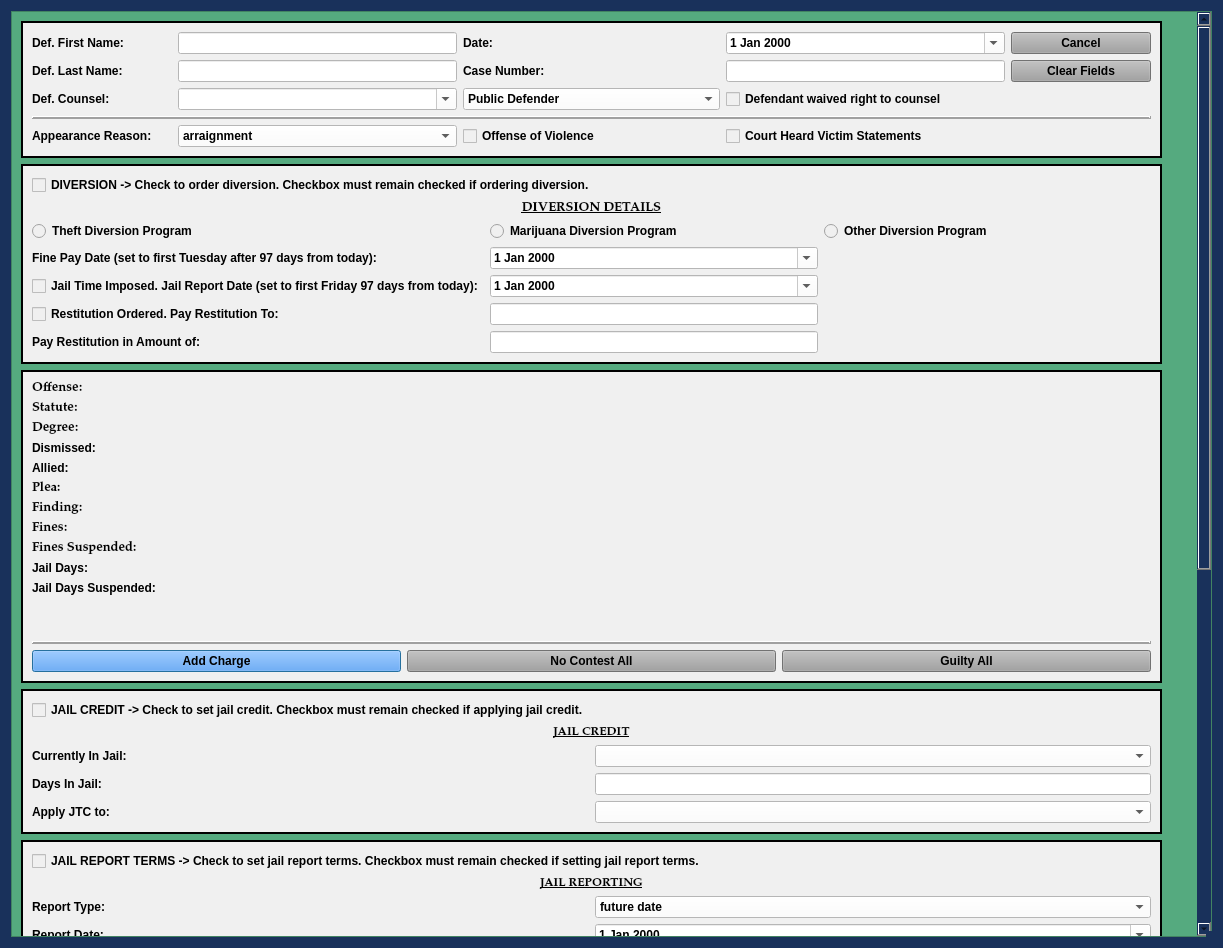
Above: munientry/views/ui/JailCCPleaDialog.ui from HunterProgram22/MuniEntry before the change. Below: the same form after it.
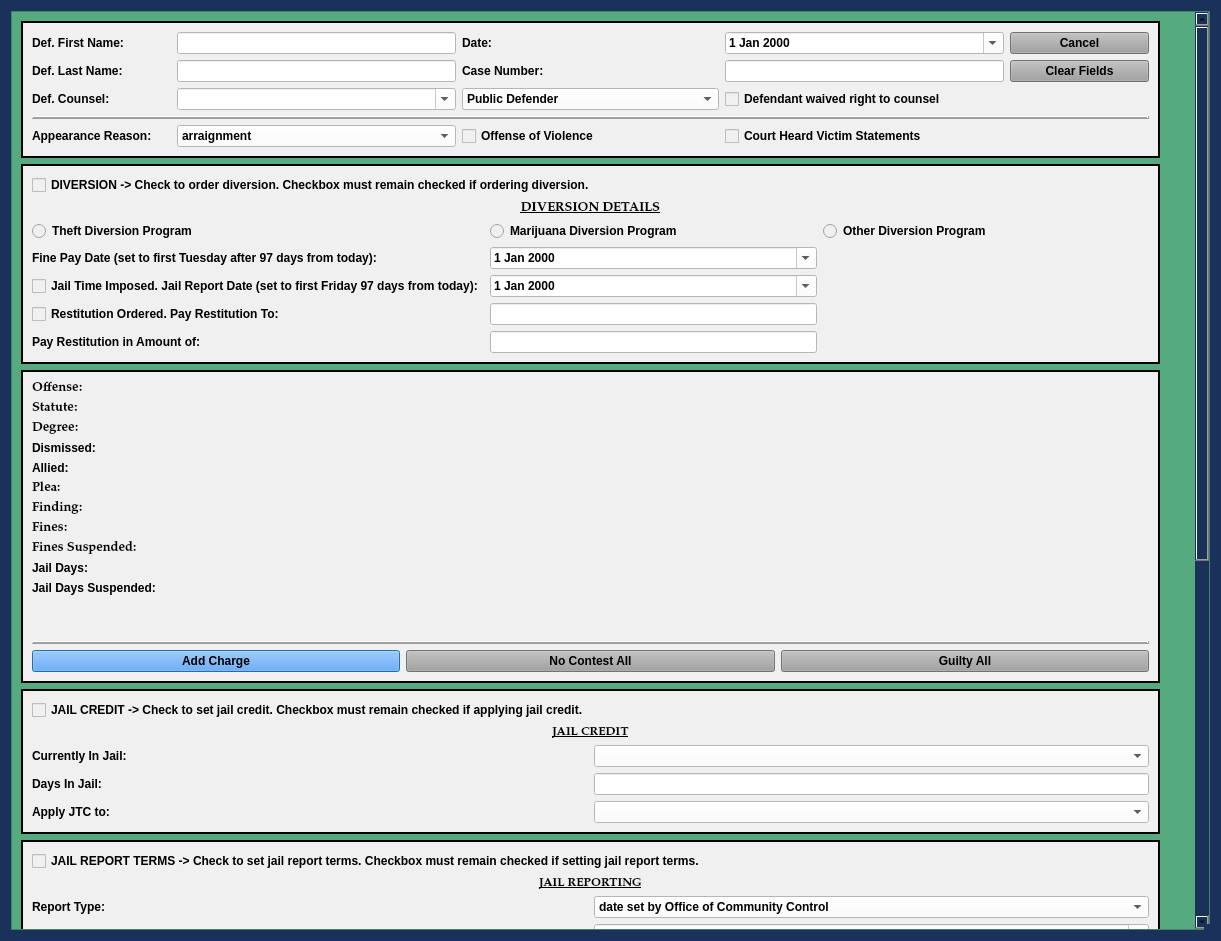
That is the form after the change. Custom widgets are drawn as their Qt base class.

Commit message: Jail Reporting Frame fields show and hide fixed.

What changed in the file:
```diff
--- a/munientry/views/ui/JailCCPleaDialog.ui
+++ b/munientry/views/ui/JailCCPleaDialog.ui
@@ -12,8 +12,8 @@
    <rect>
     <x>0</x>
     <y>0</y>
-    <width>1223</width>
-    <height>948</height>
+    <width>1221</width>
+    <height>941</height>
    </rect>
   </property>
   <property name="sizePolicy">
@@ -170,8 +170,8 @@
       <property name="geometry">
        <rect>
         <x>0</x>
-        <y>-372</y>
-        <width>1186</width>
+        <y>-535</y>
+        <width>1180</width>
         <height>1631</height>
        </rect>
       </property>
@@ -1476,16 +1476,6 @@
             <property name="styleSheet">
              <string notr="true">background-color: rgb(255, 255, 255);</string>
             </property>
-            <item>
-             <property name="text">
-              <string>future date</string>
-             </property>
-            </item>
-            <item>
-             <property name="text">
-              <string>forthwith</string>
-             </property>
-            </item>
             <item>
              <property name="text">
               <string>date set by Office of Community Control</string>
```
Left out of the diff: 10 changed lines with no effect on the pictures. The commit also changes 3 other files.
